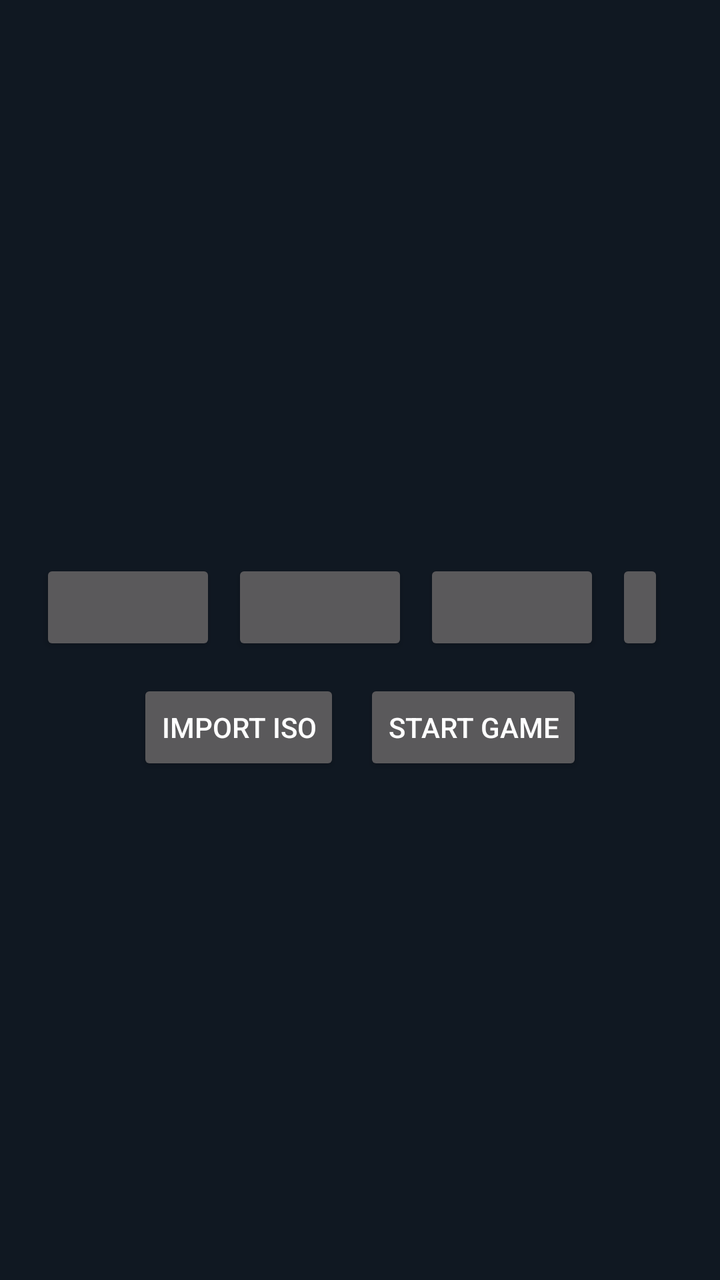
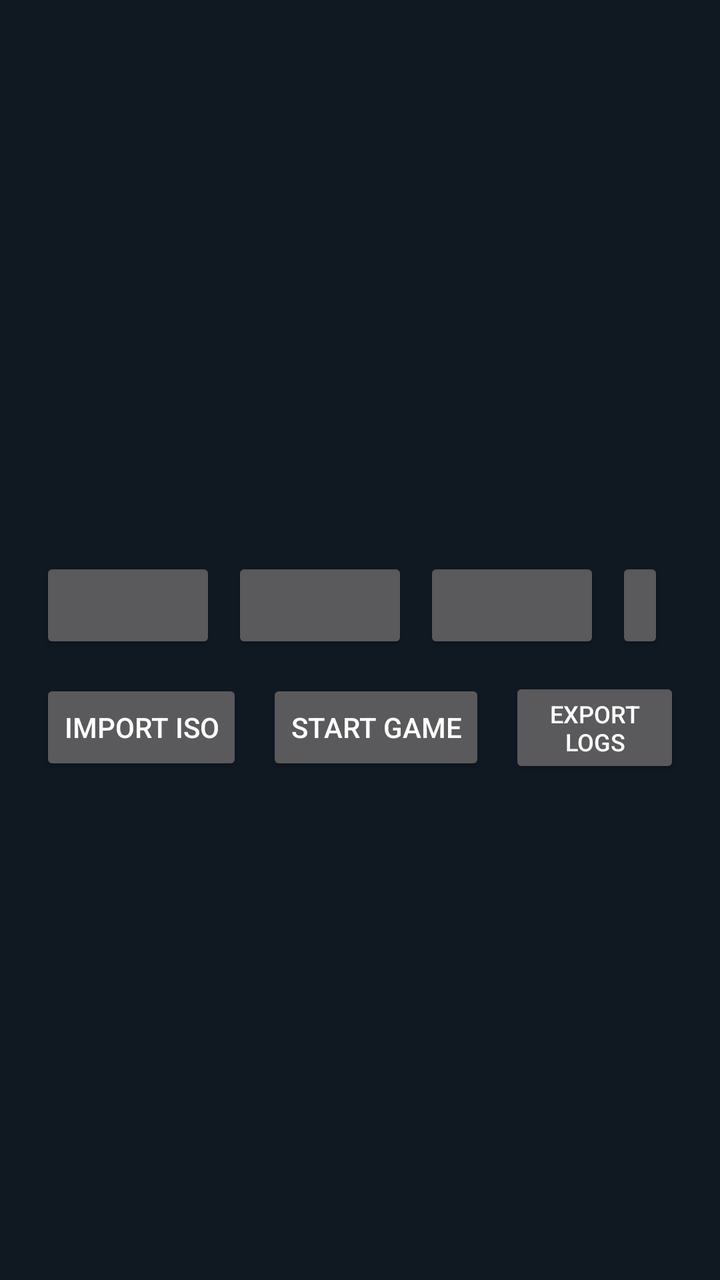

Before-and-after screenshots of an Android layout around one commit, followed by the original layout XML and the change that was made.
<!-- AndroidManifest.xml: application theme AppTheme -->
<!-- res/layout/activity_main.xml -->
<?xml version="1.0" encoding="utf-8"?>
<FrameLayout xmlns:android="http://schemas.android.com/apk/res/android"
    android:layout_width="match_parent"
    android:layout_height="match_parent"
    android:background="#101822">

    <FrameLayout
        android:id="@+id/surfaceContainer"
        android:layout_width="match_parent"
        android:layout_height="match_parent" />

    <LinearLayout
        android:id="@+id/launcherPanel"
        android:layout_width="match_parent"
        android:layout_height="match_parent"
        android:gravity="center"
        android:orientation="vertical"
        android:padding="20dp">

        <TextView
            android:id="@+id/status"
            android:layout_width="wrap_content"
            android:layout_height="wrap_content"
            android:fontFamily="monospace"
            android:textColor="#C8E0FF"
            android:textSize="13sp" />

        <LinearLayout
            android:layout_width="wrap_content"
            android:layout_height="wrap_content"
            android:layout_marginTop="10dp"
            android:gravity="center"
            android:orientation="horizontal">

            <Button
                android:id="@+id/driverButton"
                android:layout_width="wrap_content"
                android:layout_height="wrap_content"
                android:layout_marginEnd="8dp"
                android:textSize="12sp" />

            <Button
                android:id="@+id/scaleButton"
                android:layout_width="wrap_content"
                android:layout_height="wrap_content"
                android:layout_marginEnd="8dp"
                android:textSize="12sp" />

            <Button
                android:id="@+id/upscaleButton"
                android:layout_width="wrap_content"
                android:layout_height="wrap_content"
                android:layout_marginEnd="8dp"
                android:textSize="12sp" />

            <Button
                android:id="@+id/fxaaButton"
                android:layout_width="wrap_content"
                android:layout_height="wrap_content"
                android:layout_marginEnd="8dp"
                android:textSize="12sp" />

            <Button
                android:id="@+id/perfButton"
                android:layout_width="wrap_content"
                android:layout_height="wrap_content"
                android:textSize="12sp" />
        </LinearLayout>

        <LinearLayout
            android:layout_width="wrap_content"
            android:layout_height="wrap_content"
            android:layout_marginTop="12dp"
            android:gravity="center"
            android:orientation="horizontal">

            <Button
                android:id="@+id/importButton"
                android:layout_width="wrap_content"
                android:layout_height="wrap_content"
                android:layout_marginEnd="12dp"
                android:text="@string/import_iso" />

            <Button
                android:id="@+id/startButton"
                android:layout_width="wrap_content"
                android:layout_height="wrap_content"
                android:text="@string/start_game" />
        </LinearLayout>
    </LinearLayout>
</FrameLayout>
<!-- resources referenced by this layout -->
<resources>
  <string name="import_iso">Import ISO</string>
  <string name="start_game">Start Game</string>
  <style name="AppTheme" parent="android:Theme.Material.NoActionBar">
          <item name="android:colorBackground">#101822</item>
          <item name="android:windowFullscreen">true</item>
      </style>
</resources>

<!-- the commit's change to res/layout/activity_main.xml (unified diff, before → after) -->
@@ -86,6 +86,14 @@
                 android:layout_width="wrap_content"
                 android:layout_height="wrap_content"
                 android:text="@string/start_game" />
+
+            <Button
+                android:id="@+id/exportLogsButton"
+                android:layout_width="wrap_content"
+                android:layout_height="wrap_content"
+                android:layout_marginStart="12dp"
+                android:textSize="12sp"
+                android:text="EXPORT LOGS" />
         </LinearLayout>
     </LinearLayout>
 </FrameLayout>
